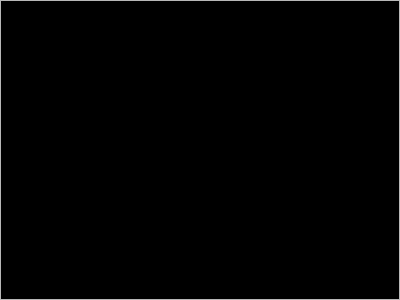
Old version of the form jabber/src/protocol/modules/xmlconsole/xmlconsole.ui in the repository euroelessar/qutim.
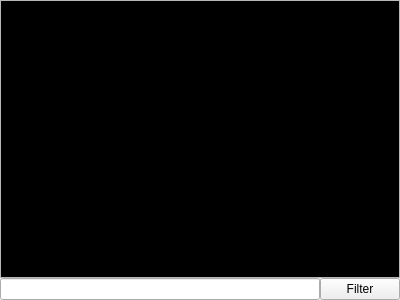
New version of the form.

The edit to the form file:
```diff
--- a/jabber/src/protocol/modules/xmlconsole/xmlconsole.ui
+++ b/jabber/src/protocol/modules/xmlconsole/xmlconsole.ui
@@ -17,14 +17,27 @@
    <property name="margin">
     <number>0</number>
    </property>
-   <item row="0" column="0">
+   <property name="spacing">
+    <number>0</number>
+   </property>
+   <item row="0" column="0" colspan="2">
     <widget class="QTextBrowser" name="xmlBrowser">
      <property name="html">
       <string>&lt;!DOCTYPE HTML PUBLIC &quot;-//W3C//DTD HTML 4.0//EN&quot; &quot;http://www.w3.org/TR/REC-html40/strict.dtd&quot;&gt;
 &lt;html&gt;&lt;head&gt;&lt;meta name=&quot;qrichtext&quot; content=&quot;1&quot; /&gt;&lt;style type=&quot;text/css&quot;&gt;
 p, li { white-space: pre-wrap; }
-&lt;/style&gt;&lt;/head&gt;&lt;body style=&quot; font-family:'Sans Serif'; font-size:8pt; font-weight:400; font-style:normal;&quot; bgcolor=&quot;#000000&quot;&gt;
-&lt;p style=&quot;-qt-paragraph-type:empty; margin-top:0px; margin-bottom:0px; margin-left:0px; margin-right:0px; -qt-block-indent:0; text-indent:0px;&quot;&gt;&lt;/p&gt;&lt;/body&gt;&lt;/html&gt;</string>
+&lt;/style&gt;&lt;/head&gt;&lt;body style=&quot; font-family:'Sans Serif'; font-size:9pt; font-weight:400; font-style:normal;&quot; bgcolor=&quot;#000000&quot;&gt;
+&lt;p style=&quot;-qt-paragraph-type:empty; margin-top:0px; margin-bottom:0px; margin-left:0px; margin-right:0px; -qt-block-indent:0; text-indent:0px; font-size:8pt;&quot;&gt;&lt;/p&gt;&lt;/body&gt;&lt;/html&gt;</string>
+     </property>
+    </widget>
+   </item>
+   <item row="1" column="0">
+    <widget class="QLineEdit" name="lineEdit"/>
+   </item>
+   <item row="1" column="1">
+    <widget class="QPushButton" name="filterButton">
+     <property name="text">
+      <string>Filter</string>
      </property>
     </widget>
    </item>
```
